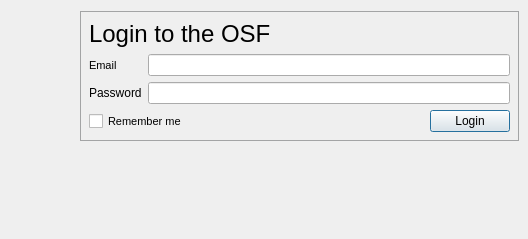
Above: JASP-Desktop/backstage/authwidget.ui from jasp-stats/jasp-desktop before the change. Below: the same form after it.
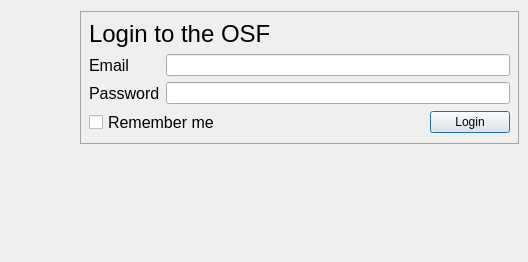
That is the form after the change.

Commit message: OSF Login screen changes

Diff of the .ui file:
```diff
--- a/JASP-Desktop/backstage/authwidget.ui
+++ b/JASP-Desktop/backstage/authwidget.ui
@@ -7,7 +7,7 @@
     <x>0</x>
     <y>0</y>
     <width>528</width>
-    <height>239</height>
+    <height>262</height>
    </rect>
   </property>
   <property name="sizePolicy">
@@ -87,7 +87,7 @@
             </property>
             <property name="font">
              <font>
-              <pointsize>8</pointsize>
+              <pointsize>12</pointsize>
              </font>
             </property>
             <property name="text">
@@ -103,6 +103,11 @@
               <verstretch>0</verstretch>
              </sizepolicy>
             </property>
+            <property name="font">
+             <font>
+              <pointsize>12</pointsize>
+             </font>
+            </property>
             <property name="text">
              <string>Password</string>
             </property>
@@ -154,7 +159,7 @@
           </property>
           <property name="font">
            <font>
-            <pointsize>8</pointsize>
+            <pointsize>12</pointsize>
            </font>
           </property>
           <property name="text">
```
